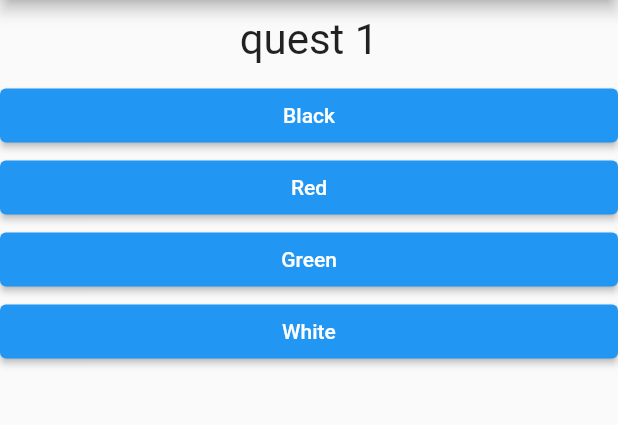
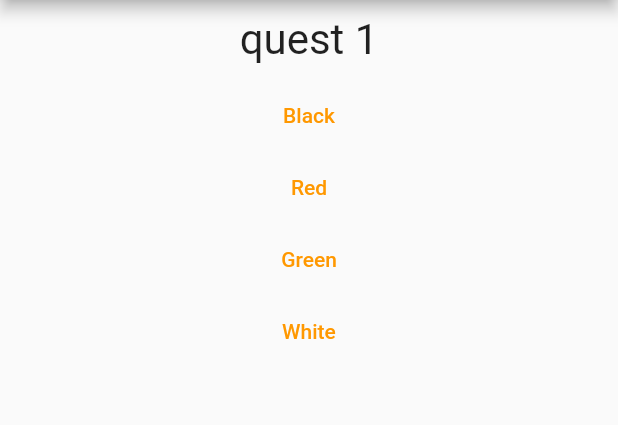
Before and after one commit to Lionel-P-Ablus/demo_01, a Flutter app: the screen it shows after launch, on a phone screen of 412 x 824 dp, the part 84-509 px from its top. Run offline on Flutter 3.47's test engine with Material 2 defaults, Android fonts, the phone set to English and light mode, and no system bars.

Commit message:
TextButton

```diff
--- a/lib/answer.dart
+++ b/lib/answer.dart
@@ -10,14 +10,9 @@ class Answer extends StatelessWidget {
   Widget build(BuildContext context) {
     return Container(
       width: double.infinity,
-      child: ElevatedButton(
-        // style: ButtonStyle(
-        //   backgroundColor: MaterialStateProperty.all(Colors.blue),
-        //   foregroundColor: MaterialStateProperty.all(Colors.white),
-        // ),
-        style: ElevatedButton.styleFrom(
-          primary: Colors.blue,
-          onPrimary: Colors.white,
+      child: TextButton(
+        style: TextButton.styleFrom(
+          primary: Colors.orange,
         ),
         child: Text(answerText),
         onPressed: selectHandler,
```
